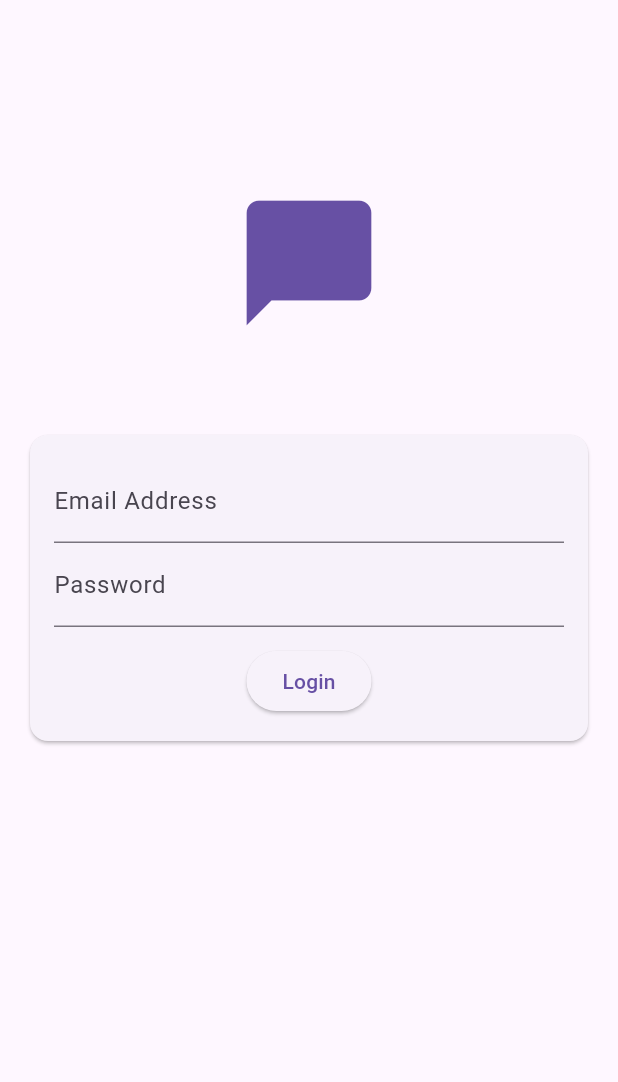
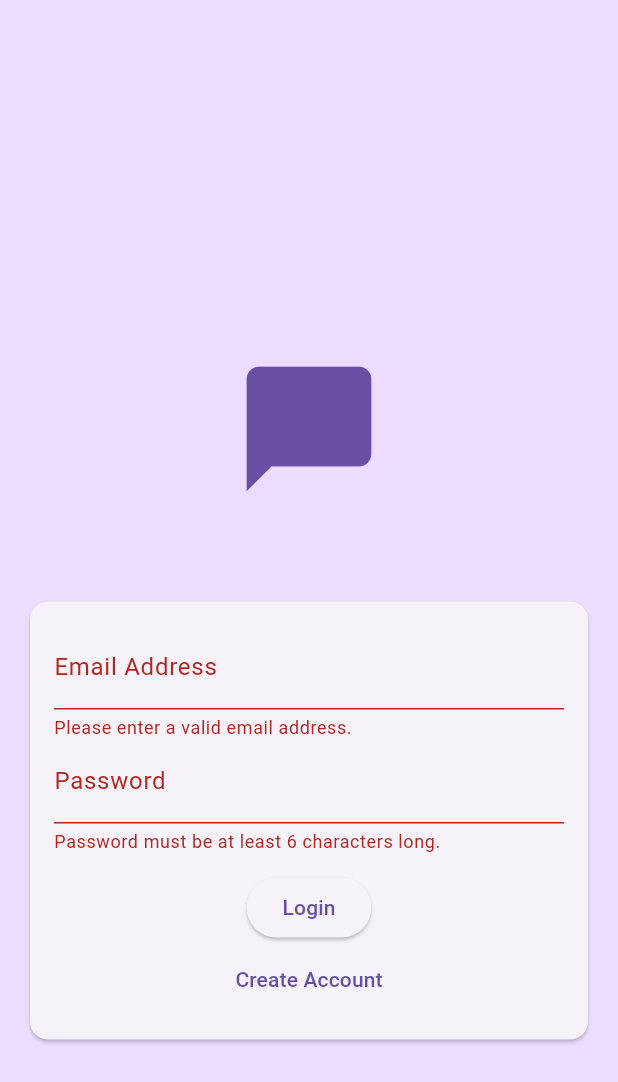
Before and after one commit to khadooja/AppChat, a Flutter app: the screen it shows after launch, after a tap on "Login", on a phone screen of 412 x 824 dp. Shown: the top 1082 px of the screen. Run offline on Flutter 3.47's test engine with Material 3 defaults, Android fonts, the phone set to English and light mode, and no system bars; our stand-ins replace firebase_auth, firebase_core; accounts and stored records are empty.

Commit message:
login done

```diff
--- a/lib/auth.dart
+++ /dev/null
@@ -1,62 +0,0 @@
-import 'package:flutter/material.dart';
-
-class AuthScreen extends StatefulWidget {
-  const AuthScreen({super.key});
-
-  @override
-  State<AuthScreen> createState() => _AuthScreenState();
-}
-
-class _AuthScreenState extends State<AuthScreen> {
-  @override
-  Widget build(BuildContext context) {
-    return Scaffold(
-      body: SingleChildScrollView(
-        child: Column(
-          mainAxisAlignment: MainAxisAlignment.center,
-          children: [
-            Container(
-              margin: const EdgeInsets.only(top: 100, bottom: 20),
-              width: 200,
-              height: 150,
-              child: Icon(
-                Icons.chat_bubble,
-                size: 100,
-                color: Theme.of(context).colorScheme.primary,
-              ),
-            ),
-            Card(
-              margin: const EdgeInsets.all(20),
-              child: SingleChildScrollView(
-                child: Padding(
-                  padding: const EdgeInsets.all(16.0),
-                  child: Form(
-                      child: Column(
-                    mainAxisSize: MainAxisSize.min,
-                    children: [
-                      TextFormField(
-                        decoration:
-                            const InputDecoration(labelText: 'Email Address'),
-                        keyboardType: TextInputType.emailAddress,
-                        autocorrect: false,
-                        textCapitalization: TextCapitalization.none,
-                      ),
-                      TextFormField(
-                        decoration:
-                            const InputDecoration(labelText: 'Password'),
-                        obscureText: true,
-                      ),
-                      const SizedBox(height: 12),
-                      ElevatedButton(
-                          onPressed: () {}, child: const Text('Login'))
-                    ],
-                  )),
-                ),
-              ),
-            )
-          ],
-        ),
-      ),
-    );
-  }
-}
--- a/lib/main.dart
+++ b/lib/main.dart
@@ -1,6 +1,11 @@
+import 'package:firebase_auth/firebase_auth.dart';
+import 'package:firebase_core/firebase_core.dart';
 import 'package:flutter/material.dart';
-import 'package:firebase_core/firebase_core.dart';
-import 'package:flutter_application_1/auth.dart';
+
+import 'package:flutter_application_1/screens/auth.dart';
+import 'package:flutter_application_1/screens/chat.dart';
+import 'package:flutter_application_1/screens/splash.dart';
+
 import 'firebase_options.dart';
 
 void main() async {
@@ -24,7 +29,19 @@ class MyApp extends StatelessWidget {
       theme: ThemeData(
         primarySwatch: Colors.blue,
       ),
-      home: const AuthScreen(),
+      home: StreamBuilder(
+          stream: FirebaseAuth.instance.authStateChanges(),
+          builder: (context, snapshot) {
+            if (snapshot.connectionState == ConnectionState.waiting) {
+              // return const Center(child: CircularProgressIndicator());
+              return const SplashScreen();
+            }
+
+            if (snapshot.hasData) {
+              return const ChatScreen();
+            }
+            return const AuthScreen();
+          }),
       debugShowCheckedModeBanner: false,
     );
   }
--- /dev/null
+++ b/lib/screens/auth.dart
@@ -0,0 +1,122 @@
+import 'package:firebase_auth/firebase_auth.dart';
+import 'package:flutter/material.dart';
+
+final _firebase = FirebaseAuth.instance;
+
+class AuthScreen extends StatefulWidget {
+  const AuthScreen({super.key});
+
+  @override
+  State<AuthScreen> createState() => _AuthScreenState();
+}
+
+class _AuthScreenState extends State<AuthScreen> {
+  final _formKey = GlobalKey<FormState>();
+  bool _isLogin = true;
+  var _enteredEmail = '';
+  var _enteredPassword = '';
+  void _submit() async {
+    final isValid = _formKey.currentState?.validate();
+    if (isValid == null || !isValid) {
+      return;
+    }
+    try {
+      if (_isLogin) {
+        final UserCredential userCredential =
+            await _firebase.signInWithEmailAndPassword(
+                email: _enteredEmail, password: _enteredPassword);
+      } else {
+        final UserCredential userCredential =
+            await _firebase.createUserWithEmailAndPassword(
+                email: _enteredEmail, password: _enteredPassword);
+      }
+    } on FirebaseAuthException catch (e) {
+      ScaffoldMessenger.of(context).clearSnackBars();
+      ScaffoldMessenger.of(context).showSnackBar(
+        SnackBar(
+          content: Text(e.message ?? 'Authentication failed'),
+        ),
+      );
+    }
+    _formKey.currentState?.save();
+    // print('Email: $_enteredEmail, Password: $_enteredPassword');
+  }
+
+  @override
+  Widget build(BuildContext context) {
+    return Scaffold(
+      backgroundColor: Theme.of(context).colorScheme.primaryContainer,
+      body: Center(
+        child: SingleChildScrollView(
+          child: Column(
+            mainAxisAlignment: MainAxisAlignment.center,
+            children: [
+              Container(
+                margin: const EdgeInsets.only(top: 100, bottom: 20),
+                width: 200,
+                height: 150,
+                child: Icon(
+                  Icons.chat_bubble,
+                  size: 100,
+                  color: Theme.of(context).colorScheme.primary,
+                ),
+              ),
+              Card(
+                margin: const EdgeInsets.all(20),
+                child: SingleChildScrollView(
+                  child: Padding(
+                    padding: const EdgeInsets.all(16.0),
+                    child: Form(
+                        key: _formKey,
+                        child: Column(
+                          mainAxisSize: MainAxisSize.min,
+                          children: [
+                            TextFormField(
+                              decoration: const InputDecoration(
+                                  labelText: 'Email Address'),
+                              keyboardType: TextInputType.emailAddress,
+                              autocorrect: false,
+                              textCapitalization: TextCapitalization.none,
+                              onSaved: (newValue) => _enteredEmail = newValue!,
+                              validator: (value) =>
+                                  value != null && !value.contains('@')
+                                      ? 'Please enter a valid email address.'
+                                      : null,
+                            ),
+                            TextFormField(
+                              decoration:
+                                  const InputDecoration(labelText: 'Password'),
+                              obscureText: true,
+                              onSaved: (newValue) =>
+                                  _enteredPassword = newValue!,
+                              validator: (value) => value != null &&
+                                      value.length < 6
+                                  ? 'Password must be at least 6 characters long.'
+                                  : null,
+                            ),
+                            const SizedBox(height: 12),
+                            ElevatedButton(
+                              onPressed: _submit,
+                              child: Text(_isLogin ? 'Login' : 'Sign Up'),
+                            ),
+                            TextButton(
+                                onPressed: () {
+                                  setState(() {
+                                    _isLogin = !_isLogin;
+                                  });
+                                },
+                                child: Text(_isLogin
+                                    ? 'Create Account'
+                                    : 'I already have an account')),
+                          ],
+                        )),
+                  ),
+                ),
+              )
+            ],
+          ),
+        ),
+      ),
+    );
+  }
+}
--- /dev/null
+++ b/lib/screens/splash.dart
@@ -0,0 +1,22 @@
+import 'package:flutter/material.dart';
+
+class SplashScreen extends StatefulWidget {
+  const SplashScreen({super.key});
+
+  @override
+  State<SplashScreen> createState() => _SplashScreenState();
+}
+
+class _SplashScreenState extends State<SplashScreen> {
+  @override
+  Widget build(BuildContext context) {
+    return Scaffold(
+      appBar: AppBar(
+        title: const Text('Chat Screen'),
+      ),
+      body: const Center(
+        child: Text('loading...'),
+      ),
+    );
+  }
+}
--- a/pubspec.yaml
+++ b/pubspec.yaml
@@ -36,6 +36,11 @@ dependencies:
   # Use with the CupertinoIcons class for iOS style icons.
   cupertino_icons: ^1.0.8
   firebase_core: ^4.1.0
+  firebase_auth: ^6.0.2
+  cloud_firestore: ^6.0.1
+  firebase_storage: ^13.0.1
+  firebase_messaging: ^16.0.1
+  image_picker: ^1.1.2
 
 dev_dependencies:
   flutter_test:
```
Also changed, not shown: lib/screens/chat.dart (added, +34 -0 lines), pubspec.lock, 5 other files.
